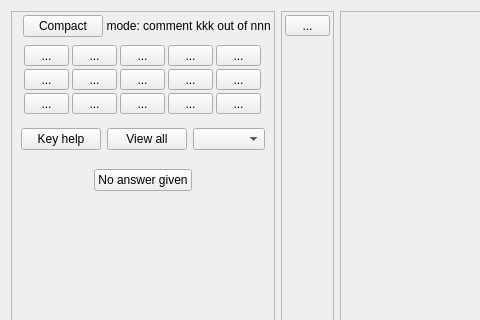
The window that qtCreatorFiles/ui_annotator_rhm.ui (plomgrading/plom) describes before a commit, drawn with Qt 5; both pictures show x 0 to 480 and y 0 to 320 of the 862 by 670 pixel window.
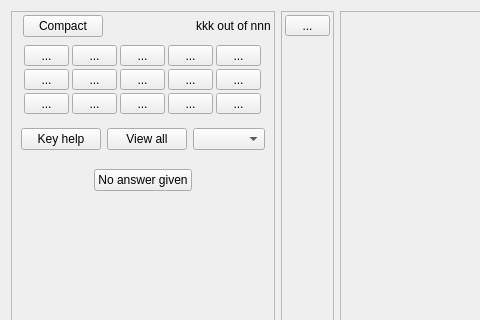
The same window after the commit.

Commit message: shorter nontranslatable dummy text

Patch:
```diff
--- a/qtCreatorFiles/ui_annotator_rhm.ui
+++ b/qtCreatorFiles/ui_annotator_rhm.ui
@@ -235,7 +235,7 @@
             </sizepolicy>
            </property>
            <property name="text">
-            <string>mode: comment</string>
+            <string notr="true">&lt;mode&gt;</string>
            </property>
            <property name="alignment">
             <set>Qt::AlignCenter</set>
```
The commit also changes 1 other file.
